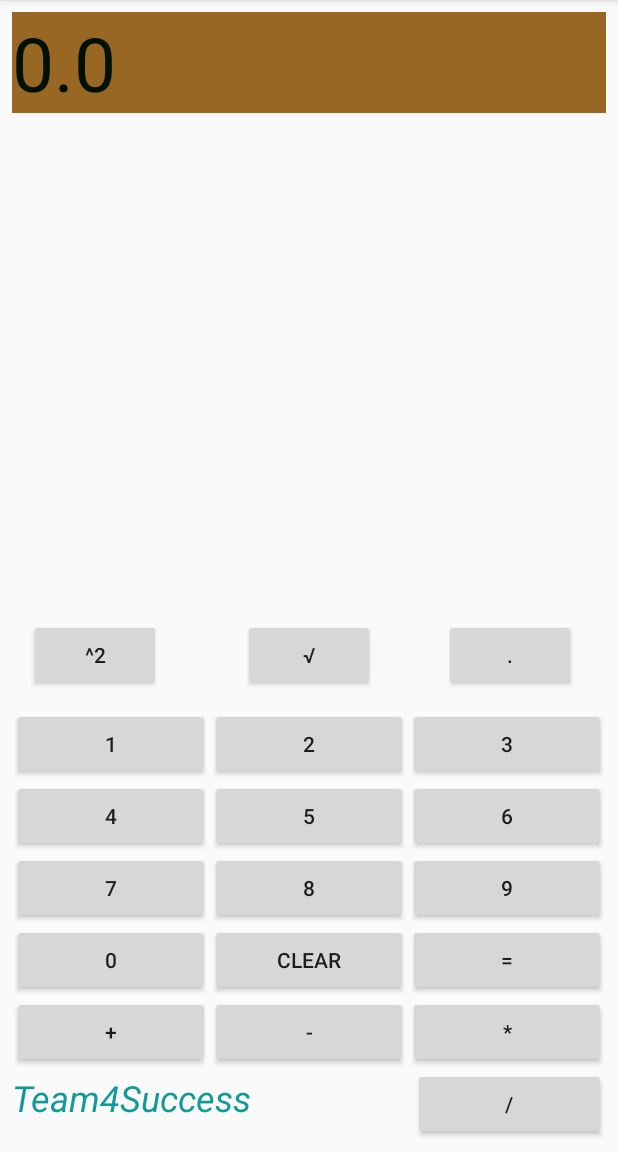
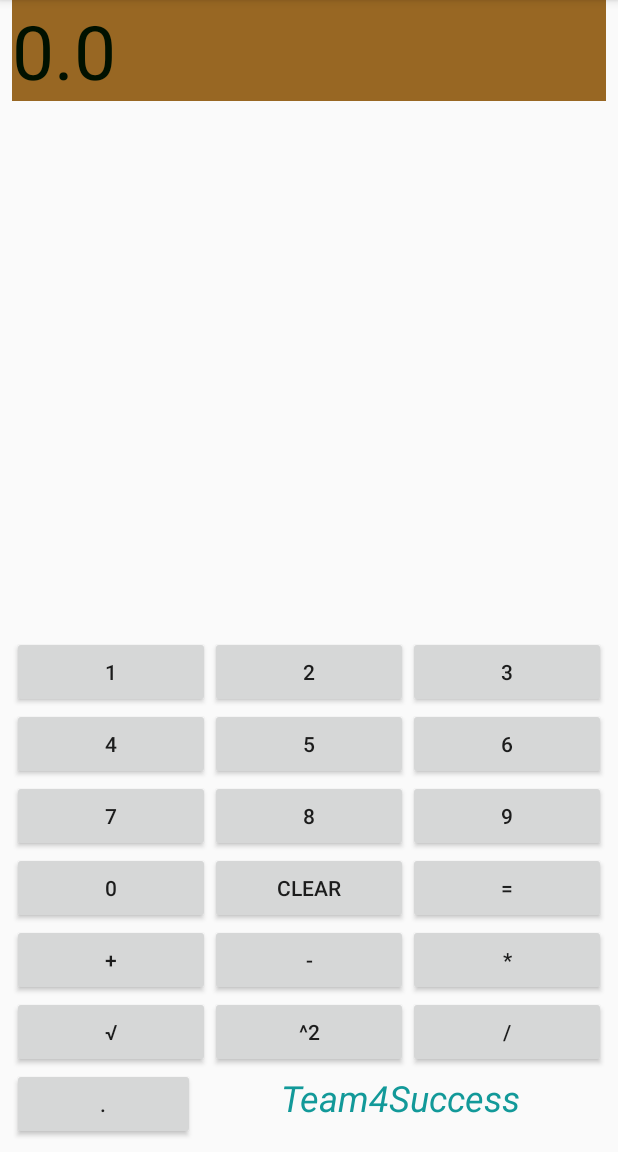
Before and after one commit to Team4SuccessTechnologyofSoftware/AndroidCalculatoR-1.2, an Android app: the screen it shows after launch (MainActivity), after a tap on "^2", on a phone screen of 412 x 824 dp, the part 84-1236 px from its top. Run offline under Robolectric (Android 15) with nearby library versions, the phone set to English and light mode, and no system bars; 2 other taps on this screen came first.

Commit message:
final edition

```diff
--- a/app/src/main/java/com/example/freaksoul/androidcalculator/MainActivity.java
+++ b/app/src/main/java/com/example/freaksoul/androidcalculator/MainActivity.java
@@ -71,7 +71,6 @@ public class MainActivity extends AppCompatActivity {
         buttonResult = (Button) findViewById(R.id.buttonResult);
         buttonClear = (Button) findViewById(R.id.buttonClear);
         buttonDot = (Button) findViewById(R.id.buttonDot);
-        //Created by miltos kousoudis
         powerButton = (Button) findViewById(R.id.power);
         rizaButton = (Button) findViewById(R.id.riza);
 
@@ -79,10 +78,28 @@ public class MainActivity extends AppCompatActivity {
         powerButton.setOnClickListener(new OnClickListener() {
             @Override
             public void onClick(View view) {
+                final Runnable runnable = new Runnable() {
+                    @Override
+                    public void run() {
+                        Process.setThreadPriority(Process.THREAD_PRIORITY_BACKGROUND);
+                        if (solved == true || solvedWithouEqu == true) {
+                            textView1.setText("");
+                            solved = false;
+                            solvedWithouEqu = false;
+                        }
                         val1 = Double.parseDouble(textView1.getText().toString());
-                val1 = val1 * val1;
-                textView1.setText(val1.toString());
-                Sign = "power";
+                        val1 = val1*val1;
+                        Sign = "riza";
+                        Message msg = handler.obtainMessage();
+                        Bundle b = new Bundle();
+                        b.putString("My Key", val1.toString());
+                        msg.setData(b);
+                        handler.sendMessage(msg);
+                    }
+                };
+                Thread thread = new Thread(runnable);
+                thread.start();
+
             }
 
         });
@@ -90,14 +107,30 @@ public class MainActivity extends AppCompatActivity {
         rizaButton.setOnClickListener(new OnClickListener() {
             @Override
             public void onClick(View view) {
+                final Runnable runnable = new Runnable() {
+                    @Override
+                    public void run() {
+                        Process.setThreadPriority(Process.THREAD_PRIORITY_BACKGROUND);
+                        if (solved == true || solvedWithouEqu == true) {
+                            textView1.setText("");
+                            solved = false;
+                            solvedWithouEqu = false;
+                        }
                             val1 = Double.parseDouble(textView1.getText().toString());
                             val1 = Math.sqrt(val1);
-                textView1.setText(val1.toString());
                             Sign = "riza";
+                        Message msg = handler.obtainMessage();
+                        Bundle b = new Bundle();
+                        b.putString("My Key", val1.toString());
+                        msg.setData(b);
+                        handler.sendMessage(msg);
                     }
+                };
+                Thread thread = new Thread(runnable);
+                thread.start();
 
+        }
                                       });
-        //public int exponential(int base);//{
 
 
         buttonZero.setOnClickListener(new OnClickListener() {
--- a/app/src/main/res/layout/activity_main.xml
+++ b/app/src/main/res/layout/activity_main.xml
@@ -14,7 +14,7 @@
         android:layout_marginBottom="8dp"
         android:layout_marginEnd="8dp"
         android:layout_marginStart="8dp"
-        android:layout_marginTop="8dp"
+        android:layout_marginTop="0dp"
         app:layout_constraintBottom_toBottomOf="parent"
         app:layout_constraintLeft_toLeftOf="parent"
         app:layout_constraintRight_toRightOf="parent"
@@ -27,23 +27,35 @@
         app:layout_constraintHorizontal_bias="0.0"
         app:layout_constraintVertical_bias="0.0">
 
+        <LinearLayout
+            android:id="@+id/linearLayout0"
+            android:layout_width="match_parent"
+            android:layout_height="wrap_content"
+            android:orientation="horizontal"
+            android:layout_alignParentStart="true">
+
+
         <TextView
             android:id="@+id/textView1"
             android:layout_width="match_parent"
-            android:layout_height="wrap_content"
+            android:layout_height="match_parent"
             android:layout_alignParentEnd="true"
             android:background="#986723"
             android:text="Result"
             android:textColor="#001100"
-            android:textSize="50dp" />
+            android:textSize="50dp"
+            android:layout_alignParentTop="true"
+            android:layout_above="@+id/linearLayout"/>
+        </LinearLayout>
+
 
         <LinearLayout
             android:id="@+id/linearLayout"
             android:layout_width="match_parent"
             android:layout_height="wrap_content"
-            android:layout_above="@+id/linearLayout2"
+            android:orientation="horizontal"
             android:layout_alignParentStart="true"
-            android:orientation="horizontal">
+            android:layout_above="@+id/linearLayout2">
 
             <Button
                 android:id="@+id/buttonOne"
@@ -72,8 +84,9 @@
             android:id="@+id/linearLayout2"
             android:layout_width="match_parent"
             android:layout_height="wrap_content"
-            android:layout_above="@+id/linearLayout3"
-            android:orientation="horizontal">
+            android:orientation="horizontal"
+            android:layout_alignParentStart="true"
+            android:layout_above="@+id/linearLayout3">
 
             <Button
                 android:id="@+id/buttonFour"
@@ -101,9 +114,9 @@
             android:id="@+id/linearLayout3"
             android:layout_width="match_parent"
             android:layout_height="wrap_content"
-            android:layout_above="@+id/linearLayout4"
-            android:layout_centerHorizontal="true"
-            android:orientation="horizontal">
+            android:orientation="horizontal"
+            android:layout_alignParentStart="true"
+            android:layout_above="@+id/linearLayout4">
 
             <Button
                 android:id="@+id/buttonSeven"
@@ -131,9 +144,9 @@
             android:id="@+id/linearLayout4"
             android:layout_width="match_parent"
             android:layout_height="wrap_content"
-            android:layout_above="@+id/linearLayout5"
-            android:layout_alignParentEnd="true"
-            android:orientation="horizontal">
+            android:orientation="horizontal"
+            android:layout_alignParentStart="true"
+            android:layout_above="@+id/linearLayout5">
 
             <Button
                 android:id="@+id/buttonZero"
@@ -161,9 +174,9 @@
             android:id="@+id/linearLayout5"
             android:layout_width="match_parent"
             android:layout_height="wrap_content"
-            android:layout_above="@+id/linearLayout6"
-            android:layout_alignParentEnd="true"
-            android:orientation="horizontal">
+            android:orientation="horizontal"
+            android:layout_alignParentStart="true"
+            android:layout_above="@+id/linearLayout6">
 
             <Button
                 android:id="@+id/buttonSum"
@@ -191,57 +204,60 @@
             android:id="@+id/linearLayout6"
             android:layout_width="match_parent"
             android:layout_height="wrap_content"
-            android:layout_alignParentBottom="true"
-            android:layout_alignParentEnd="true"
-            android:orientation="horizontal">
+            android:orientation="horizontal"
+            android:layout_alignParentStart="true"
+            android:layout_above="@+id/linearLayout7">
 
-            <TextView
-                android:id="@+id/TeamId"
+            <Button
+                android:id="@+id/riza"
                 android:layout_width="wrap_content"
                 android:layout_height="wrap_content"
-                android:layout_weight="0.37"
-                android:text="Team4Success"
-                android:textColor="#129999"
-                android:textSize="24sp"
-                android:textStyle="italic" />
+                android:layout_centerHorizontal="true"
+                android:layout_weight="1"
+                android:text="√" />
+
+            <Button
+                android:id="@+id/power"
+                android:layout_width="wrap_content"
+                android:layout_height="wrap_content"
+                android:layout_alignParentStart="true"
+                android:layout_weight="1"
+                android:text="^2" />
 
             <Button
                 android:id="@+id/buttonDiv"
                 android:layout_width="wrap_content"
                 android:layout_height="wrap_content"
-                android:layout_weight="0.14"
+                android:layout_weight="1"
                 android:text="/" />
         </LinearLayout>
 
+        <LinearLayout
+            android:id="@+id/linearLayout7"
+            android:layout_width="match_parent"
+            android:layout_height="wrap_content"
+            android:orientation="horizontal"
+            android:layout_alignParentBottom="true"
+            android:layout_alignParentStart="true">
 
-        <Button
-            android:id="@+id/power"
-            android:layout_width="wrap_content"
-            android:layout_height="wrap_content"
-            android:layout_above="@+id/linearLayout"
-            android:layout_alignParentStart="true"
-            android:layout_marginBottom="11dp"
-            android:layout_marginStart="11dp"
-            android:text="^2" />
+            <Button
+                android:id="@+id/buttonDot"
+                android:layout_width="122dp"
+                android:layout_height="wrap_content"
+                android:layout_alignParentEnd="true"
+                android:text="." />
 
-        <Button
-            android:id="@+id/riza"
-            android:layout_width="wrap_content"
-            android:layout_height="wrap_content"
-            android:text="√"
-            android:layout_alignBaseline="@+id/power"
-            android:layout_alignBottom="@+id/power"
-            android:layout_centerHorizontal="true" />
-
-        <Button
-            android:id="@+id/buttonDot"
-            android:layout_width="wrap_content"
-            android:layout_height="wrap_content"
-            android:layout_alignBaseline="@+id/riza"
-            android:layout_alignBottom="@+id/riza"
-            android:layout_alignParentEnd="true"
-            android:layout_marginEnd="20dp"
-            android:text="." />
+            <TextView
+                android:id="@+id/TeamId"
+                android:layout_width="match_parent"
+                android:layout_height="wrap_content"
+                android:layout_marginLeft="0dp"
+                android:textAlignment="center"
+                android:text="Team4Success"
+                android:textColor="#129999"
+                android:textSize="24sp"
+                android:textStyle="italic" />
+        </LinearLayout>
 
 
     </RelativeLayout>
```
Lines whose indentation alone changed are shown as unchanged.
